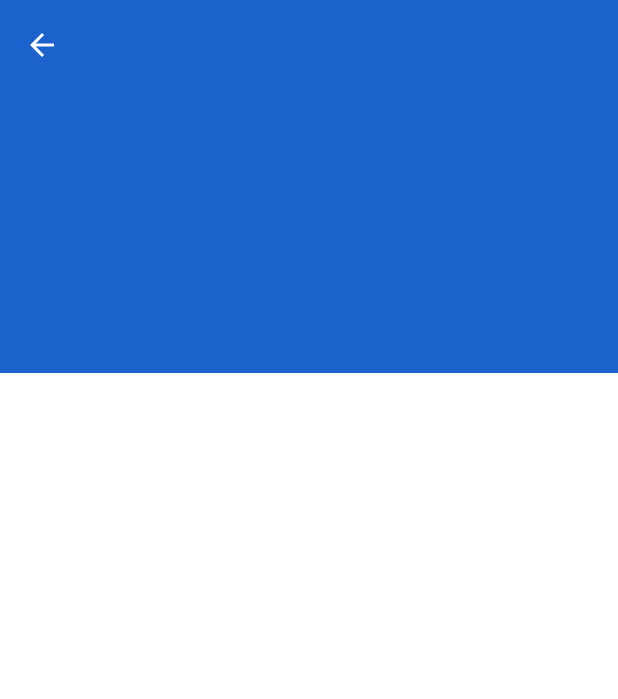
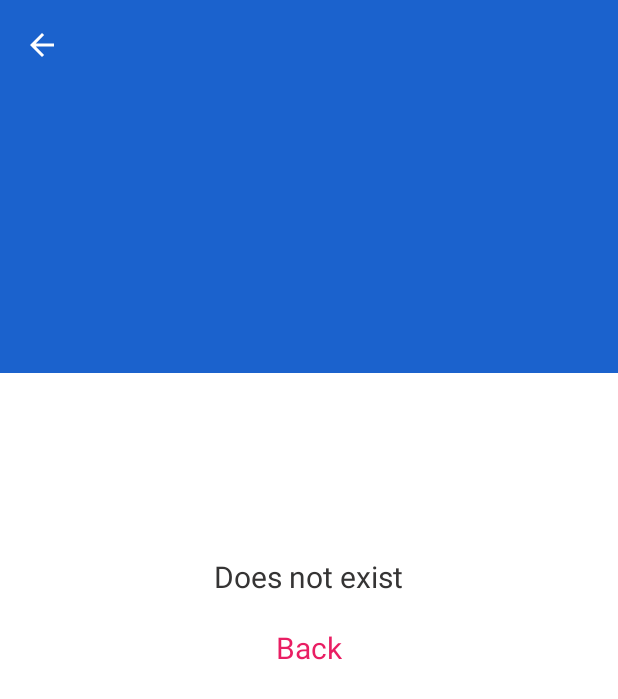
Before and after one commit to Vuert/speer-assessment, an Android app: the fragment ConnectionProfileFragment placed in its activity, on a phone screen of 412 x 824 dp. Shown: the top 699 px of the screen. Run offline under Robolectric (Android 15) with nearby library versions, the phone set to English and light mode, and no system bars; 4 statements that could not run were skipped.

```diff
--- a/app/src/main/java/com/speer/technologies/view/impl/fragment/connectionprofile/fragment/ConnectionProfileFragment.kt
+++ b/app/src/main/java/com/speer/technologies/view/impl/fragment/connectionprofile/fragment/ConnectionProfileFragment.kt
@@ -2,6 +2,7 @@ package com.speer.technologies.view.impl.fragment.connectionprofile.fragment
 
 import android.os.Bundle
 import android.transition.TransitionManager
+import android.view.View
 import androidx.navigation.fragment.findNavController
 import androidx.navigation.fragment.navArgs
 import com.speer.technologies.R
@@ -10,9 +11,9 @@ import com.speer.technologies.presentation.impl.connectionprofile.viewmodel.Conn
 import com.speer.technologies.utils.extensions.lifecycle.repeatOnStarted
 import com.speer.technologies.view.base.BaseFragment
 import com.speer.technologies.view.impl.common.user.mapper.ParcelableUserToUserMapper
+import com.speer.technologies.view.impl.common.userprofile.hide
 import com.speer.technologies.view.impl.common.userprofile.show
 import kotlinx.coroutines.flow.collectLatest
-import kotlinx.coroutines.flow.filterNotNull
 
 class ConnectionProfileFragment :
     BaseFragment<FragmentConnectionProfileBinding, ConnectionProfileViewModel>() {
@@ -31,6 +32,7 @@ class ConnectionProfileFragment :
         savedInstanceState: Bundle?
     ) {
         initToolbar(binding)
+        initButtons(binding)
         initSwipeRefresh(binding, viewModel)
         initUserInfoLayout(binding, viewModel)
     }
@@ -41,6 +43,12 @@ class ConnectionProfileFragment :
             toolbar.setNavigationOnClickListener {
                 findNavController().navigateUp()
             }
+        }
+    }
+
+    private fun initButtons(binding: FragmentConnectionProfileBinding) {
+        binding.backBtn.setOnClickListener {
+            findNavController().navigateUp()
         }
     }
 
@@ -68,10 +76,15 @@ class ConnectionProfileFragment :
         viewLifecycleOwner.repeatOnStarted {
             viewModel
                 .user
-                .filterNotNull()
                 .collectLatest {
                     TransitionManager.beginDelayedTransition(binding.root)
-                    binding.layoutUserInfo.show(it)
+                    if (it != null) {
+                        binding.notExistLayout.visibility = View.GONE
+                        binding.layoutUserInfo.show(it)
+                    } else {
+                        binding.notExistLayout.visibility = View.VISIBLE
+                        binding.layoutUserInfo.hide()
+                    }
                 }
         }
     }
--- a/app/src/main/res/layout/fragment_connection_profile.xml
+++ b/app/src/main/res/layout/fragment_connection_profile.xml
@@ -15,9 +15,42 @@
         app:layout_constraintStart_toStartOf="parent"
         app:layout_constraintTop_toTopOf="parent">
 
-        <include
-            android:id="@+id/layoutUserInfo"
-            layout="@layout/layout_user_info" />
+        <FrameLayout
+            android:layout_width="match_parent"
+            android:layout_height="match_parent">
+
+            <androidx.appcompat.widget.LinearLayoutCompat
+                android:id="@+id/notExistLayout"
+                android:layout_width="match_parent"
+                android:layout_height="match_parent"
+                android:gravity="center"
+                android:orientation="vertical">
+
+                <TextView
+                    android:layout_width="wrap_content"
+                    android:layout_height="wrap_content"
+                    android:text="@string/not_exist"
+                    android:textColor="@color/onBackground"
+                    android:textSize="@dimen/text_size_default" />
+
+                <TextView
+                    android:id="@+id/backBtn"
+                    android:layout_width="wrap_content"
+                    android:layout_height="wrap_content"
+                    android:layout_marginTop="@dimen/half_standard_padding"
+                    android:background="?attr/selectableItemBackground"
+                    android:padding="@dimen/half_standard_margin"
+                    android:text="@string/back"
+                    android:textColor="@color/accent"
+                    android:textSize="@dimen/text_size_default" />
+
+            </androidx.appcompat.widget.LinearLayoutCompat>
+
+            <include
+                android:id="@+id/layoutUserInfo"
+                layout="@layout/layout_user_info" />
+
+        </FrameLayout>
 
     </androidx.swiperefreshlayout.widget.SwipeRefreshLayout>
 
--- a/app/src/main/res/values/strings.xml
+++ b/app/src/main/res/values/strings.xml
@@ -10,4 +10,6 @@
     <string name="title_following">%1$s following</string>
     <string name="no_description">No description</string>
     <string name="empty">Empty</string>
+    <string name="back">Back</string>
+    <string name="not_exist">Does not exist</string>
 </resources>
```
Also changed, not shown: app/src/main/java/com/speer/technologies/presentation/impl/connectionprofile/viewmodel/ConnectionProfileViewModel.kt (+5 -2 lines), app/src/main/java/com/speer/technologies/presentation/impl/searchusers/viewmodel/SearchUserViewModel.kt (+6 -2 lines).
